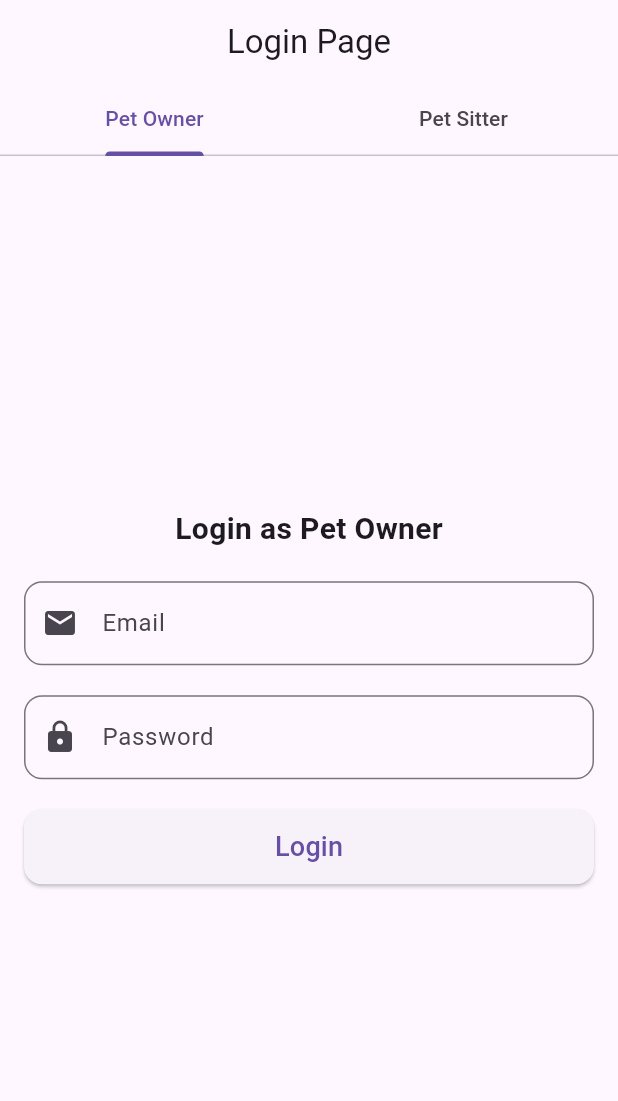
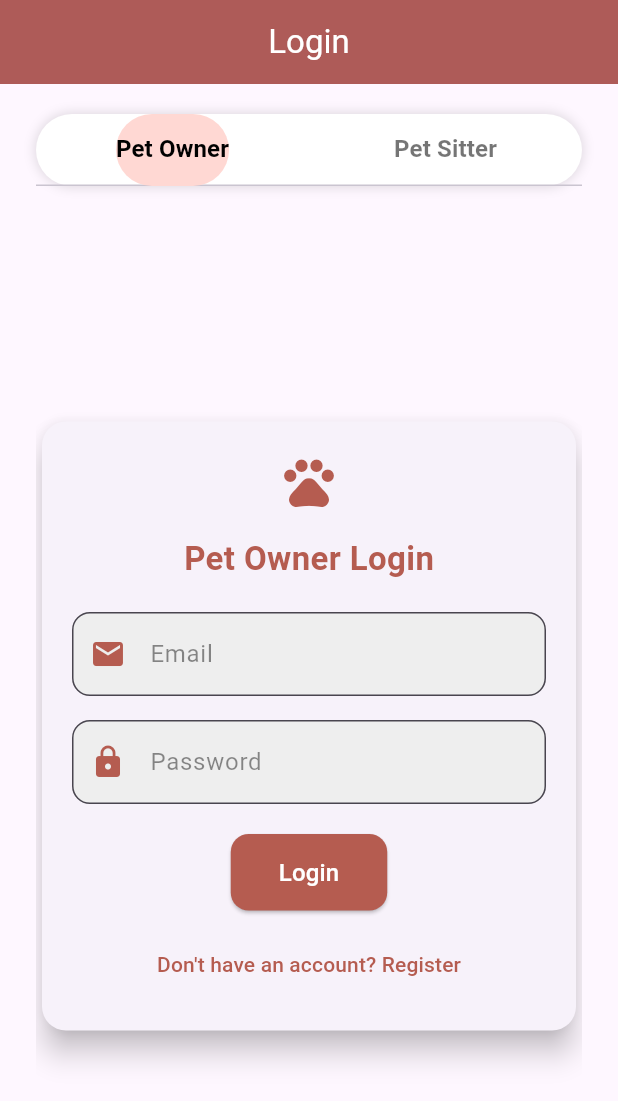
Before and after one commit to princy151/PawPal, a Flutter app: the screen it shows after launch, on a phone screen of 412 x 824 dp. Shown: the top 1101 px of the screen. Run offline on Flutter 3.47's test engine with Material 3 defaults, Android fonts, the light colour scheme and no system bars.

Commit message:
complete login UI

```diff
--- a/lib/view/login_view.dart
+++ b/lib/view/login_view.dart
@@ -4,12 +4,15 @@ class LoginView extends StatefulWidget {
   const LoginView({Key? key}) : super(key: key);
 
   @override
-  State<LoginView> createState() => _LoginViewState();
+  _LoginViewState createState() => _LoginViewState();
 }
 
 class _LoginViewState extends State<LoginView>
     with SingleTickerProviderStateMixin {
   late TabController _tabController;
+
+  TextEditingController emailController = TextEditingController();
+  TextEditingController passwordController = TextEditingController();
 
   @override
   void initState() {
@@ -27,94 +30,53 @@ class _LoginViewState extends State<LoginView>
   Widget build(BuildContext context) {
     return Scaffold(
       appBar: AppBar(
-        title: const Text('Login Page'),
+        title: const Text("Login", style: TextStyle(color: Colors.white)),
         centerTitle: true,
-        bottom: TabBar(
-          controller: _tabController,
-          tabs: const [
-            Tab(text: 'Pet Owner'),
-            Tab(text: 'Pet Sitter'),
-          ],
-        ),
+        backgroundColor: const Color(0xFFB55C50), // Reddish-brown AppBar color
+        elevation: 4,
       ),
-      body: TabBarView(
-        controller: _tabController,
-        children: const [
-          // Pet Owner Login Form
-          LoginForm(userType: 'Pet Owner'),
-          // Pet Sitter Login Form
-          LoginForm(userType: 'Pet Sitter'),
-        ],
-      ),
-    );
-  }
-}
-
-class LoginForm extends StatelessWidget {
-  final String userType;
-
-  const LoginForm({Key? key, required this.userType}) : super(key: key);
-
-  @override
-  Widget build(BuildContext context) {
-    return Center(
-      child: Padding(
-        padding: const EdgeInsets.all(16.0),
+      body: Padding(
+        padding: const EdgeInsets.symmetric(horizontal: 24.0),
         child: Column(
-          mainAxisAlignment: MainAxisAlignment.center,
           children: [
-            Text(
-              'Login as $userType',
-              style: const TextStyle(fontSize: 20, fontWeight: FontWeight.bold),
+            Container(
+              margin: const EdgeInsets.symmetric(vertical: 20),
+              decoration: BoxDecoration(
+                color: Colors.white,
+                borderRadius: BorderRadius.circular(25),
+                boxShadow: const [
+                  BoxShadow(
+                    color: Colors.black12,
+                    blurRadius: 6,
+                    spreadRadius: 1,
+                  ),
+                ],
+              ),
+              child: TabBar(
+                controller: _tabController,
+                indicator: BoxDecoration(
+                  color: const Color(0xFFFFD8D3),
+                  borderRadius: BorderRadius.circular(25),
+                ),
+                labelColor: Colors.black, // Dark text color for selected tab
+                labelStyle: const TextStyle(
+                  fontSize: 16,
+                  fontWeight: FontWeight.w600,
+                ),
+                unselectedLabelColor: Colors.black54,
+                tabs: const [
+                  Tab(text: "Pet Owner"),
+                  Tab(text: "Pet Sitter"),
+                ],
+              ),
             ),
-            const SizedBox(height: 20),
-
-            // Email Input Field
-            TextField(
-              decoration: InputDecoration(
-                labelText: 'Email',
-                prefixIcon: const Icon(Icons.email),
-                border: OutlineInputBorder(
-                  borderRadius: BorderRadius.circular(12),
-                ),
-              ),
-              keyboardType: TextInputType.emailAddress,
-            ),
-            const SizedBox(height: 20),
-
-            // Password Input Field
-            TextField(
-              decoration: InputDecoration(
-                labelText: 'Password',
-                prefixIcon: const Icon(Icons.lock),
-                border: OutlineInputBorder(
-                  borderRadius: BorderRadius.circular(12),
-                ),
-              ),
-              obscureText: true,
-            ),
-            const SizedBox(height: 20),
-
-            // Login Button
-            SizedBox(
-              width: double.infinity,
-              height: 50,
-              child: ElevatedButton(
-                onPressed: () {
-                  // TODO: Handle login based on userType
-                  ScaffoldMessenger.of(context).showSnackBar(
-                    SnackBar(content: Text('Logging in as $userType')),
-                  );
-                },
-                style: ElevatedButton.styleFrom(
-                  shape: RoundedRectangleBorder(
-                    borderRadius: BorderRadius.circular(12),
-                  ),
-                ),
-                child: const Text(
-                  'Login',
-                  style: TextStyle(fontSize: 18),
-                ),
+            Expanded(
+              child: TabBarView(
+                controller: _tabController,
+                children: [
+                  _buildLoginForm("Pet Owner", Icons.pets),
+                  _buildLoginForm("Pet Sitter", Icons.person_outline),
+                ],
               ),
             ),
           ],
@@ -122,4 +84,102 @@ class LoginForm extends StatelessWidget {
       ),
     );
   }
+
+  Widget _buildLoginForm(String userType, IconData icon) {
+    return Padding(
+      padding: const EdgeInsets.symmetric(vertical: 40),
+      child: Center(
+        child: Card(
+          elevation: 8,
+          shape: RoundedRectangleBorder(
+            borderRadius: BorderRadius.circular(16),
+          ),
+          child: Padding(
+            padding: const EdgeInsets.all(20.0),
+            child: Column(
+              mainAxisSize: MainAxisSize.min,
+              children: [
+                Icon(
+                  icon,
+                  color: const Color(0xFFB55C50),
+                  size: 40,
+                ),
+                const SizedBox(height: 16),
+                Text(
+                  "$userType Login",
+                  style: const TextStyle(
+                    fontSize: 22,
+                    fontWeight: FontWeight.bold,
+                    color: Color(0xFFB55C50),
+                  ),
+                ),
+                const SizedBox(height: 20),
+                TextField(
+                  controller: emailController,
+                  decoration: InputDecoration(
+                    labelText: "Email",
+                    labelStyle: const TextStyle(color: Colors.black45),
+                    prefixIcon:
+                        const Icon(Icons.email, color: Color(0xFFB55C50)),
+                    border: OutlineInputBorder(
+                      borderRadius: BorderRadius.circular(12),
+                    ),
+                    filled: true,
+                    fillColor: Colors.grey[200],
+                  ),
+                  keyboardType: TextInputType.emailAddress,
+                ),
+                const SizedBox(height: 16),
+                TextField(
+                  controller: passwordController,
+                  decoration: InputDecoration(
+                    labelText: "Password",
+                    labelStyle: const TextStyle(color: Colors.black45),
+                    prefixIcon:
+                        const Icon(Icons.lock, color: Color(0xFFB55C50)),
+                    border: OutlineInputBorder(
+                      borderRadius: BorderRadius.circular(12),
+                    ),
+                    filled: true,
+                    fillColor: Colors.grey[200],
+                  ),
+                  obscureText: true,
+                ),
+                const SizedBox(height: 20),
+                ElevatedButton(
+                  onPressed: () {},
+                  style: ElevatedButton.styleFrom(
+                    backgroundColor:
+                        const Color(0xFFB55C50), // Reddish-brown button color
+                    foregroundColor: Colors.white,
+                    shape: RoundedRectangleBorder(
+                      borderRadius: BorderRadius.circular(12),
+                    ),
+                    padding: const EdgeInsets.symmetric(
+                      vertical: 14,
+                      horizontal: 32,
+                    ),
+                  ),
+                  child: const Text(
+                    "Login",
+                    style: TextStyle(fontSize: 16),
+                  ),
+                ),
+                const SizedBox(height: 12),
+                TextButton(
+                  onPressed: () {
+                    Navigator.pushNamed(context, '/register');
+                  },
+                  child: const Text(
+                    "Don't have an account? Register",
+                    style: TextStyle(color: Color(0xFFB55C50)),
+                  ),
+                ),
+              ],
+            ),
+          ),
+        ),
+      ),
+    );
+  }
 }
```
